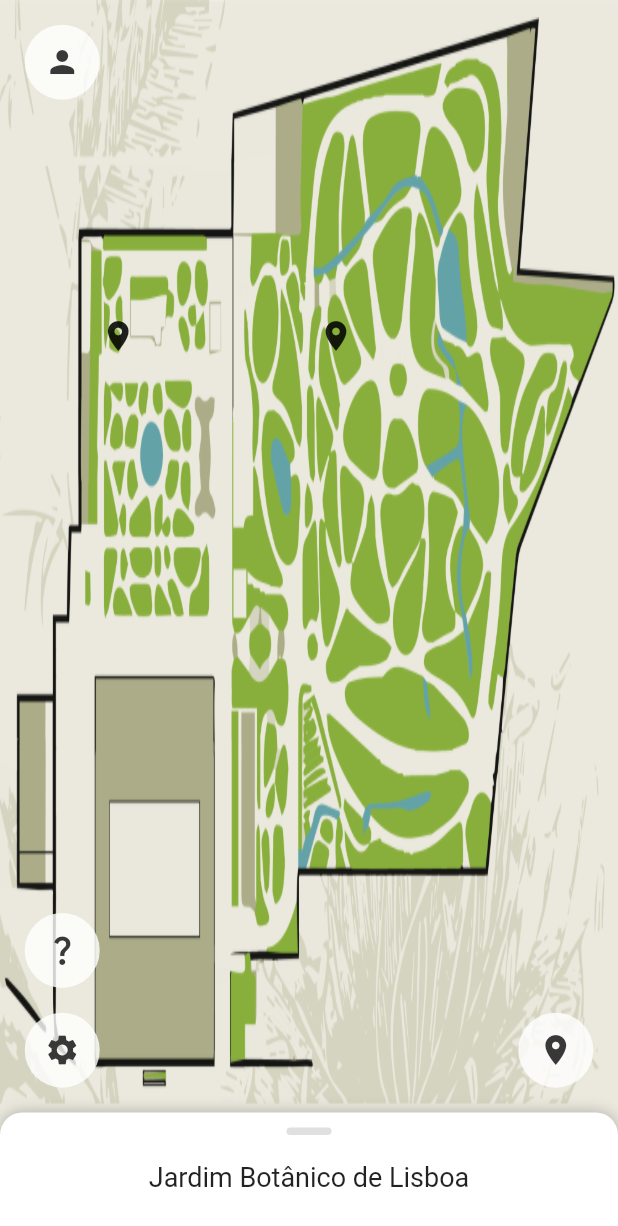
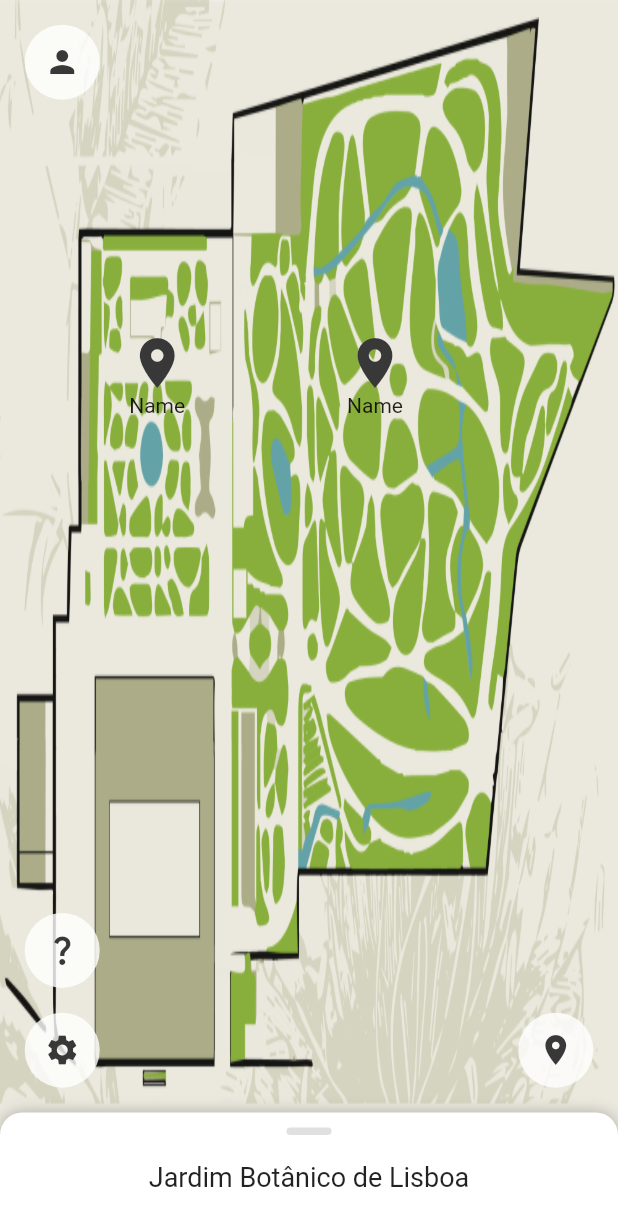
Before and after one commit to jpa-reis/ipm_project, a Flutter app: the screen it shows after launch, on a phone screen of 412 x 824 dp. Shown: the top 1226 px of the screen. Run offline on Flutter 3.47's test engine with Material 2 defaults, Android fonts, the light colour scheme and no system bars; drawn by our look-alikes of flutter_speed_dial, sliding_up_panel; our stand-ins replace image_picker, timeline_tile, toggle_switch; missing offline and left inert: zoom_widget.

Commit message:
Added labels to the buttons

```diff
--- a/lib/main.dart
+++ b/lib/main.dart
@@ -48,13 +48,15 @@
 
 class _HomePageState extends State<HomePage> {
 
+  // BUTTONS
   static const Color iconColor = Color(0xFF383838);
   static const double elevation = 0;
+  Color transparencyLvl = Colors.white.withOpacity(0.8);
+
+
   static const double initButtonPosition = buttonSize + 30.0;
   static const Duration fadeTime = Duration(milliseconds: 200);
-
   TextEditingController editingController = TextEditingController();
-  Color transparencyLvl = Colors.white.withOpacity(0.8);
   double padding = 15.0;
   Completer<void>? nextButtonCompleter;
 
@@ -132,13 +134,32 @@
                       for (var marker in markers)
                         LayoutId(
                             id: markers.indexOf(marker),
-                            child: IconButton(
-                              onPressed: () {
-                                Navigator.of(context).push(MaterialPageRoute(
-                                    builder: (context) => AddImageScreen(marker: marker)
-                                ));
-                              },
-                              icon: const Icon(Icons.location_on),
+                            child: SizedBox.fromSize(
+                              size: Size(106, 106),
+                              child: ClipOval(
+                                child: Material(
+                                  color: Colors.transparent,
+                                  child: InkWell(
+                                    splashColor: Colors.grey[600],
+                                    onTap: () {
+                                      Navigator.of(context).push(MaterialPageRoute(
+                                          builder: (context) => AddImageScreen(marker: marker)
+                                      ));
+                                    },
+                                    child: Column(
+                                      mainAxisAlignment: MainAxisAlignment.center,
+                                      children: const <Widget>[
+                                        Icon(
+                                          Icons.location_on,
+                                          size: 40.0,
+                                          color: iconColor,
+                                        ), // <-- Icon
+                                        Text("Name"), // <-- Text
+                                      ],
+                                    ),
+                                  ),
+                                ),
+                              ),
                             )
                         )
                     ],
@@ -146,8 +167,6 @@
                 ),
               ),
             ),
-
-
 
             // WIDGET A COPIAR PARA TER ACESSO AO DRAWER
             SlidingUpPanel(
@@ -311,8 +330,8 @@
 
 class MapLayout extends MultiChildLayoutDelegate {
   final constraints = const BoxConstraints(
-      maxHeight: 50.0,
-      maxWidth: 50.0
+      maxHeight: 100.0,
+      maxWidth: 100.0
   );
 
   @override
```
